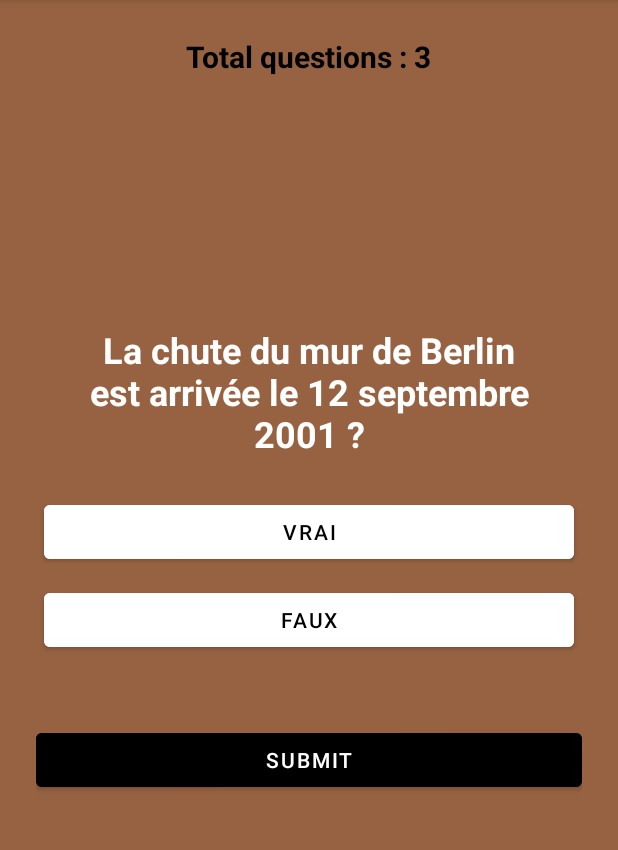
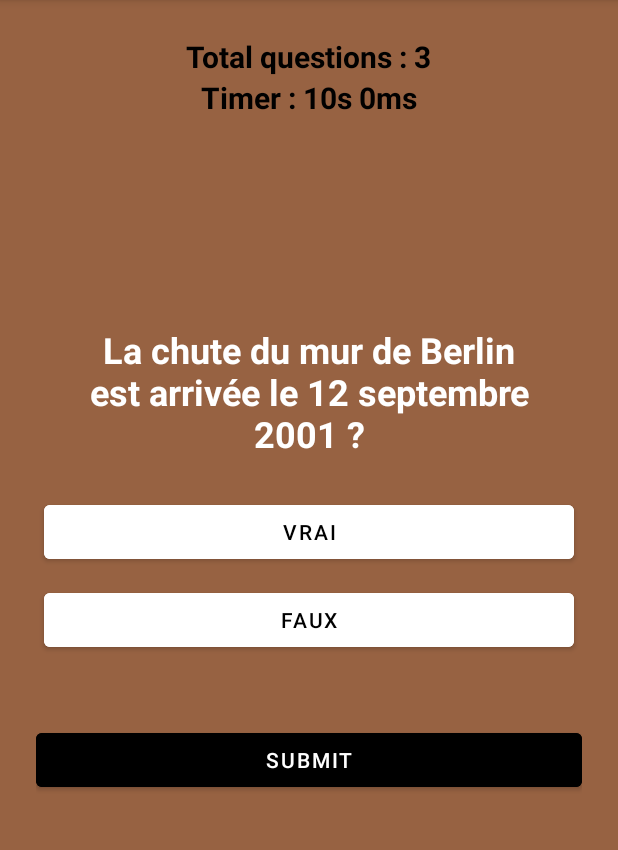
Before and after one commit to AlbinSene/AndroidGames, an Android app: the SpeedQuestionnaire screen opened directly, with no data from a screen before it, on a phone screen of 412 x 824 dp, the part 84-934 px from its top. Run offline under Robolectric (Android 15) with nearby library versions, the phone set to English and light mode, and no system bars.

```diff
--- a/app/src/main/java/com/example/androidgames/SpeedQuestionnaire.java
+++ b/app/src/main/java/com/example/androidgames/SpeedQuestionnaire.java
@@ -5,12 +5,14 @@ import androidx.appcompat.app.AppCompatActivity;
 import android.app.AlertDialog;
 import android.graphics.Color;
 import android.os.Bundle;
+import android.os.CountDownTimer;
 import android.view.View;
 import android.widget.Button;
 import android.widget.TextView;
 
 public class SpeedQuestionnaire extends AppCompatActivity implements View.OnClickListener {
     TextView totalQuestionsTextView;
+    TextView timerTextView;
     TextView questionTextView;
     Button ansT, ansF;
     Button submitBtn;
@@ -20,6 +22,12 @@ public class SpeedQuestionnaire extends AppCompatActivity implements View.OnClic
     int currentQuestionIndex = 0;
     String selectedAnswer = "";
 
+
+    private static final long START_TIME_IN_MILLIS = 10000;
+    private long mTimeLeftInMillis = START_TIME_IN_MILLIS;
+    private CountDownTimer mCountDownTimer;
+    private boolean mTimerRunning;
+
     @Override
     protected void onCreate(Bundle savedInstanceState) {
         super.onCreate(savedInstanceState);
@@ -27,17 +35,22 @@ public class SpeedQuestionnaire extends AppCompatActivity implements View.OnClic
 
         totalQuestionsTextView = findViewById(R.id.total_question);
         questionTextView = findViewById(R.id.question);
+        timerTextView = findViewById(R.id.timer);
         ansT = findViewById(R.id.ans_A);
         ansF = findViewById(R.id.ans_B);
         submitBtn = findViewById(R.id.submit_btn);
 
+
         ansT.setOnClickListener(this);
         ansF.setOnClickListener(this);
         submitBtn.setOnClickListener(this);
-
         totalQuestionsTextView.setText("Total questions : " + totalQuestion);
 
+        startTimer();
+        timerTextView.setText("Timer : " + (int) (mTimeLeftInMillis ) / 1000 + "s "+ (int) (mTimeLeftInMillis ) % 1000+"ms" );
+
         loadNewQuestion();
+
 
 
     }
@@ -55,6 +68,8 @@ public class SpeedQuestionnaire extends AppCompatActivity implements View.OnClic
             }
             currentQuestionIndex++;
             loadNewQuestion();
+            timerTextView.setText("Timer : " + (int) (mTimeLeftInMillis ) / 1000 + "s "+ (int) (mTimeLeftInMillis ) % 1000+"ms" );
+
 
 
         } else {
@@ -81,15 +96,20 @@ public class SpeedQuestionnaire extends AppCompatActivity implements View.OnClic
 
     void finishQuiz() {
         String passStatus = "";
-        if (score > totalQuestion * 0.60) {
+        int seconds = (int) (mTimeLeftInMillis ) / 1000;
+        int milliseconds = (int) (mTimeLeftInMillis ) % 1000;
+
+        if (seconds < totalQuestion * 3 && score>0.6*totalQuestion) {
             passStatus = "Passed";
+            score = 12*seconds + 6* milliseconds;
         } else {
             passStatus = "Failed";
+            score=0;
         }
 
         new AlertDialog.Builder(this)
                 .setTitle(passStatus)
-                .setMessage("Score is " + score + " out of " + totalQuestion)
+                .setMessage("Score is " + score)
                 .setPositiveButton("Restart", (dialogInterface, i) -> restartQuiz())
                 .setCancelable(false)
                 .show();
@@ -102,4 +122,19 @@ public class SpeedQuestionnaire extends AppCompatActivity implements View.OnClic
         currentQuestionIndex = 0;
         loadNewQuestion();
     }
+
+
+    private void startTimer(){
+        mCountDownTimer=new CountDownTimer(mTimeLeftInMillis,10) {
+            @Override
+            public void onTick(long millisUntilFinished) {
+                mTimeLeftInMillis=millisUntilFinished;
+            }
+            @Override
+            public void onFinish() {
+                mTimerRunning = false;
+            }
+        }.start();
+
+    }
 }
--- a/app/src/main/res/layout/activity_menu.xml
+++ b/app/src/main/res/layout/activity_menu.xml
@@ -18,7 +18,7 @@
         android:layout_centerHorizontal="true"/>
 
     <LinearLayout
-        android:layout_width="match_parent"
+        android:layout_width="wrap_content"
         android:layout_height="wrap_content"
         android:orientation="vertical"
         android:layout_centerVertical="true"
@@ -28,7 +28,7 @@
         <Button
             android:id="@+id/buttonsolo"
             android:layout_width="match_parent"
-            android:layout_height="wrap_content"
+            android:layout_height="match_parent"
             android:text="Mode solo"
             android:onClick="startGameModeSolo"
             android:backgroundTint="@color/white"
--- a/app/src/main/res/layout/activity_speed_questionnaire.xml
+++ b/app/src/main/res/layout/activity_speed_questionnaire.xml
@@ -17,6 +17,18 @@
         android:textColor="@color/black"
         android:layout_centerHorizontal="true"
         android:textSize="20dp"/>
+
+    <TextView
+        android:layout_width="wrap_content"
+        android:layout_height="wrap_content"
+        android:id="@+id/timer"
+        android:textStyle="bold"
+        android:text="Timer "
+        android:textColor="@color/black"
+        android:layout_centerHorizontal="true"
+        android:textSize="20dp"
+        android:layout_below="@+id/total_question"
+        />
 
 
     <TextView
```
Also changed, not shown: app/src/main/java/com/example/androidgames/GameViewBall.java (+13 -1 lines), app/src/main/res/layout/activity_gamemode.xml (+7 -1 lines).
